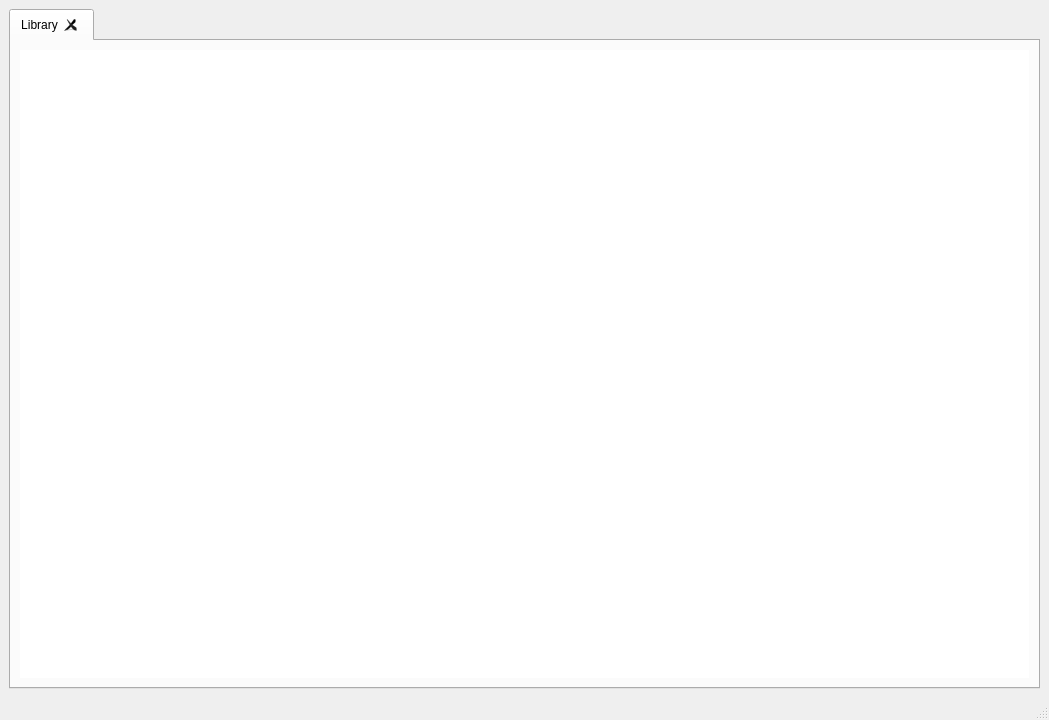
The window that resources/raw/main.ui (BasioMeusPuga/Lector) describes before a commit, drawn with Qt 5.
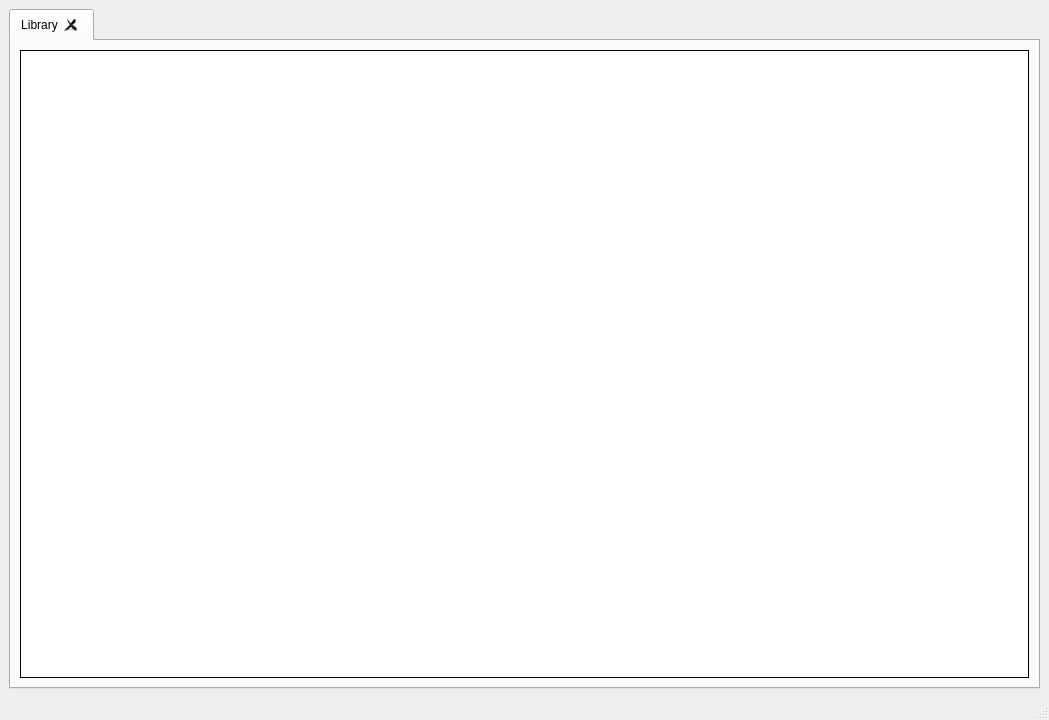
The same window after the commit. The open tabs and pages were chosen to show the change.

The edit to the form file:
```diff
--- a/resources/raw/main.ui
+++ b/resources/raw/main.ui
@@ -117,7 +117,10 @@
               <item row="0" column="0">
                <widget class="QTableView" name="tableView">
                 <property name="frameShape">
-                 <enum>QFrame::NoFrame</enum>
+                 <enum>QFrame::Box</enum>
+                </property>
+                <property name="frameShadow">
+                 <enum>QFrame::Plain</enum>
                 </property>
                 <property name="sizeAdjustPolicy">
                  <enum>QAbstractScrollArea::AdjustToContentsOnFirstShow</enum>
@@ -141,7 +144,7 @@
                  <bool>false</bool>
                 </property>
                 <attribute name="horizontalHeaderVisible">
-                 <bool>true</bool>
+                 <bool>false</bool>
                 </attribute>
                 <attribute name="verticalHeaderVisible">
                  <bool>false</bool>
```
Left out of the diff: 2 changed lines with no effect on the pictures.
